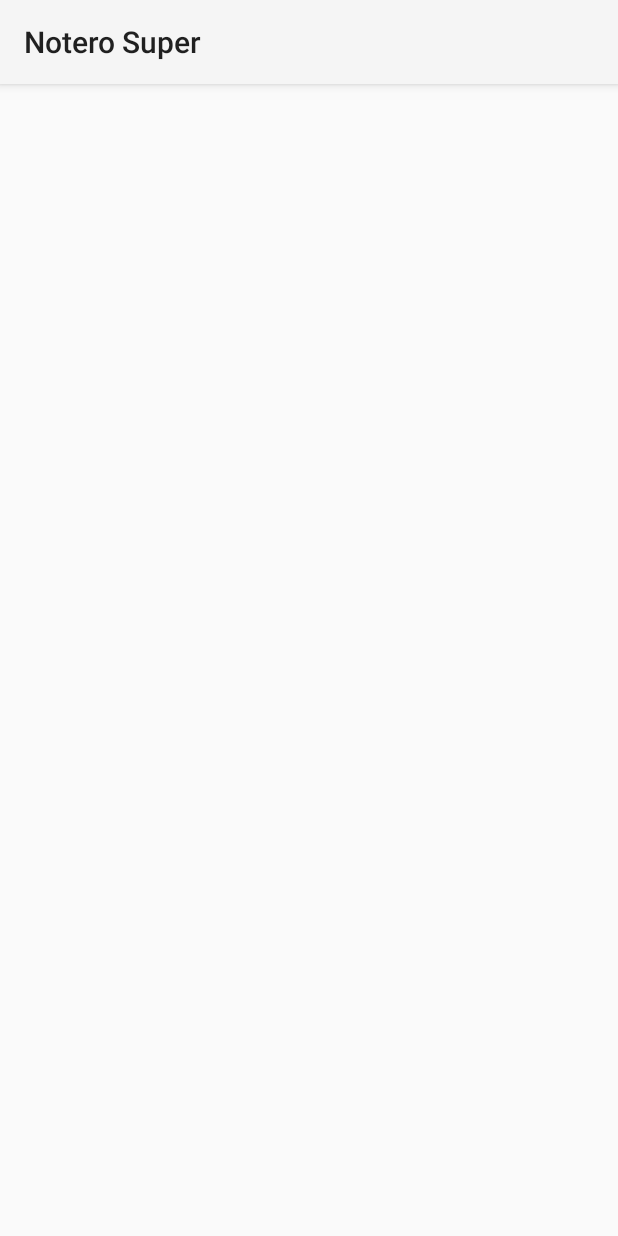
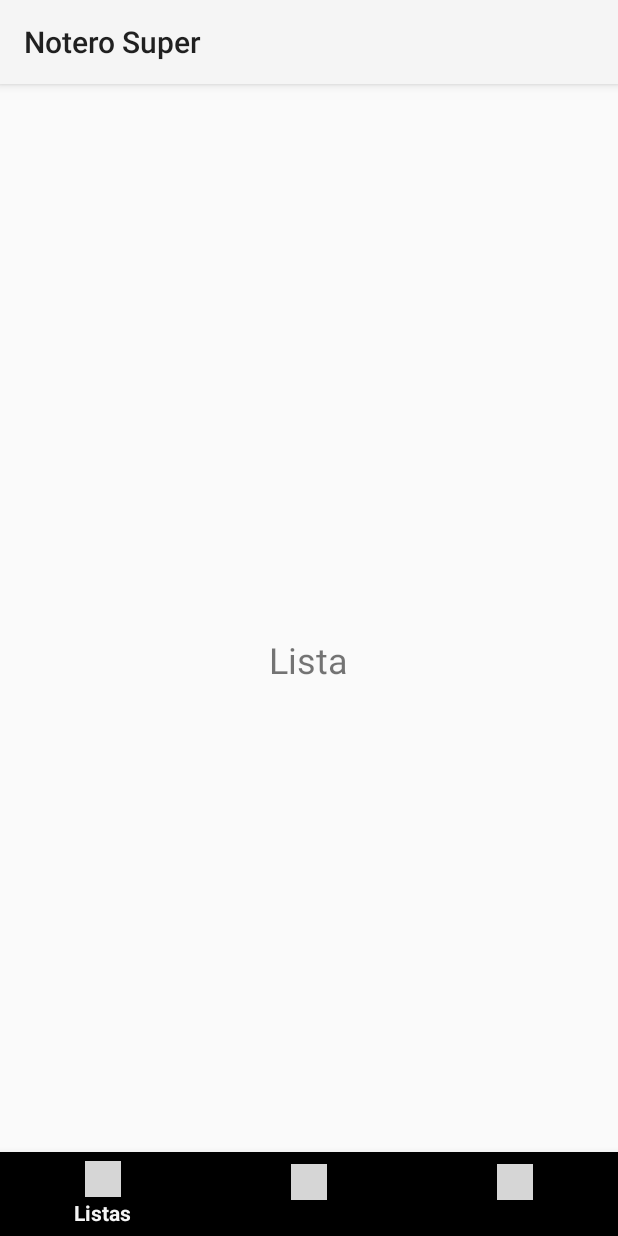
Before and after one commit to FranJL075/NOTERO-SUPER---EXAMEN-LIBRE-FINAL-LIBRES-II-APP---ISPC, an Android app: the HomeActivity screen opened directly, with no data from a screen before it, on a phone screen of 412 x 824 dp. Run offline under Robolectric (Android 15) with nearby library versions, the phone set to English and light mode, and no system bars; our stand-ins replace navigation-ui; 3 statements that could not run were skipped; grey boxes are pictures that could not be loaded.

Commit message:
feat(app): implement Django backend models, JWT auth, DRF API, and Android client integration
Backend (Django + DRF + JWT)
--------------------------------
- Se crean los modelos principales:
  • Producto
  • Lista
  • DetalleLista
  • NegocioPromocionado
  Todos integrados con el modelo User de Django.

- Se añaden serializers para todos los modelos.
- Se implementa registro y login de usuario usando JWT (djoser/simplejwt).
- Se desarrollan ViewSets y rutas DRF con permisos adecuados
  y lógica de acceso basada en roles.

Android (Kotlin + Retrofit + Jetpack)
----------------------------------------
- Configuración de Retrofit con manejo automático de JWT
  (interceptor, refresh/attach tokens).

- Implementación de pantallas:
  • LoginActivity (validación + almacenamiento seguro del token vía DataStore)
  • RegisterActivity (validaciones y envío de datos al backend)

- HomeActivity integrada con Jetpack Navigation:
  • Secciones: Listas, Perfil, Promociones.
  • Flujo completo tras el login.

Este commit integra el backend completo con autenticación JWT
y el cliente Android totalmente funcional consumiendo los endpoints.

```diff
--- a/app_android/app/build.gradle
+++ b/app_android/app/build.gradle
@@ -22,6 +22,10 @@ android {
             minifyEnabled false
             proguardFiles getDefaultProguardFile('proguard-android-optimize.txt'), 'proguard-rules.pro'
         }
+    }
+
+    buildFeatures {
+        viewBinding true
     }
 }
 
@@ -49,6 +53,8 @@ dependencies {
     implementation "org.jetbrains.kotlinx:kotlinx-coroutines-android:1.7.3"
     implementation "androidx.lifecycle:lifecycle-runtime-ktx:2.6.2"
 
+    implementation "androidx.datastore:datastore-preferences:1.0.0"
+
     testImplementation 'junit:junit:4.13.2'
     androidTestImplementation 'androidx.test.ext:junit:1.1.5'
     androidTestImplementation 'androidx.test.espresso:espresso-core:3.5.1'
--- /dev/null
+++ b/app_android/app/src/main/java/com/notero/superapp/ui/ListaFragment.kt
@@ -0,0 +1,23 @@
+package com.notero.superapp.ui
+
+import android.os.Bundle
+import android.view.LayoutInflater
+import android.view.View
+import android.view.ViewGroup
+import androidx.fragment.app.Fragment
+import com.notero.superapp.databinding.FragmentListaBinding
+
+class ListaFragment : Fragment() {
+    private var _binding: FragmentListaBinding? = null
+    private val binding get() = _binding!!
+
+    override fun onCreateView(inflater: LayoutInflater, container: ViewGroup?, savedInstanceState: Bundle?): View? {
+        _binding = FragmentListaBinding.inflate(inflater, container, false)
+        return binding.root
+    }
+
+    override fun onDestroyView() {
+        super.onDestroyView()
+        _binding = null
+    }
+}
--- /dev/null
+++ b/app_android/app/src/main/res/layout/activity_home.xml
@@ -0,0 +1,23 @@
+<?xml version="1.0" encoding="utf-8"?>
+<androidx.coordinatorlayout.widget.CoordinatorLayout xmlns:android="http://schemas.android.com/apk/res/android"
+    xmlns:app="http://schemas.android.com/apk/res-auto"
+    xmlns:tools="http://schemas.android.com/tools"
+    android:layout_width="match_parent"
+    android:layout_height="match_parent">
+
+    <fragment
+        android:id="@+id/nav_host_fragment"
+        android:name="androidx.navigation.fragment.NavHostFragment"
+        android:layout_width="match_parent"
+        android:layout_height="match_parent"
+        app:defaultNavHost="true"
+        app:navGraph="@navigation/nav_graph" />
+
+    <com.google.android.material.bottomnavigation.BottomNavigationView
+        android:id="@+id/bottom_nav"
+        android:layout_width="match_parent"
+        android:layout_height="wrap_content"
+        android:layout_gravity="bottom"
+        app:menu="@menu/bottom_nav_menu" />
+
+</androidx.coordinatorlayout.widget.CoordinatorLayout>
--- /dev/null
+++ b/app_android/app/src/main/res/layout/fragment_lista.xml
@@ -0,0 +1,13 @@
+<?xml version="1.0" encoding="utf-8"?>
+<LinearLayout xmlns:android="http://schemas.android.com/apk/res/android"
+    android:layout_width="match_parent"
+    android:layout_height="match_parent"
+    android:orientation="vertical"
+    android:gravity="center">
+
+    <TextView
+        android:layout_width="wrap_content"
+        android:layout_height="wrap_content"
+        android:text="Lista"
+        android:textSize="24sp" />
+</LinearLayout>
--- /dev/null
+++ b/app_android/app/src/main/res/menu/bottom_nav_menu.xml
@@ -0,0 +1,15 @@
+<?xml version="1.0" encoding="utf-8"?>
+<menu xmlns:android="http://schemas.android.com/apk/res/android">
+    <item
+        android:id="@+id/listaFragment"
+        android:title="Listas"
+        android:icon="@drawable/ic_list" />
+    <item
+        android:id="@+id/promocionesFragment"
+        android:title="Promos"
+        android:icon="@drawable/ic_discount" />
+    <item
+        android:id="@+id/perfilFragment"
+        android:title="Perfil"
+        android:icon="@drawable/ic_profile" />
+</menu>
--- /dev/null
+++ b/app_android/app/src/main/res/navigation/nav_graph.xml
@@ -0,0 +1,31 @@
+<?xml version="1.0" encoding="utf-8"?>
+<navigation xmlns:android="http://schemas.android.com/apk/res/android"
+    xmlns:app="http://schemas.android.com/apk/res-auto"
+    android:id="@+id/nav_graph"
+    app:startDestination="@id/listaFragment">
+
+    <fragment
+        android:id="@+id/listaFragment"
+        android:name="com.notero.superapp.ui.ListaFragment"
+        android:label="Lista" />
+
+    <fragment
+        android:id="@+id/promocionesFragment"
+        android:name="com.notero.superapp.ui.PromocionesFragment"
+        android:label="Promociones" />
+
+    <fragment
+        android:id="@+id/perfilFragment"
+        android:name="com.notero.superapp.ui.PerfilFragment"
+        android:label="Perfil" />
+
+    <fragment
+        android:id="@+id/detalleListaFragment"
+        android:name="com.notero.superapp.ui.DetalleListaFragment"
+        android:label="Detalle Lista">
+        <argument
+            android:name="listaId"
+            app:argType="integer" />
+    </fragment>
+
+</navigation>
```
Also changed, not shown: app_android/app/src/main/java/com/notero/superapp/storage/TokenManager.kt (added, +37 -0 lines), app_android/app/src/main/java/com/notero/superapp/ui/HomeActivity.kt (+7 -4 lines), app_android/app/src/main/java/com/notero/superapp/ui/LoginActivity.kt (+4 -3 lines), app_android/app/src/main/java/com/notero/superapp/ui/PerfilFragment.kt (added, +23 -0 lines), app_android/app/src/main/java/com/notero/superapp/ui/PromocionesFragment.kt (added, +23 -0 lines), app_android/app/src/main/java/com/notero/superapp/ui/SplashActivity.kt (+17 -1 lines), app_android/app/src/main/res/layout/fragment_perfil.xml (added, +13 -0 lines), app_android/app/src/main/res/layout/fragment_promociones.xml (added, +13 -0 lines), 1 other file.
